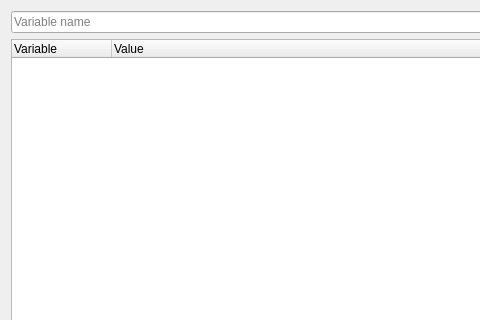
Before: the Qt Designer form src/SeerVarVisualizerWidget.ui in epasveer/seer, drawn with Qt 5; both pictures show x 0 to 480 and y 0 to 320 of the 798 by 683 pixel window.
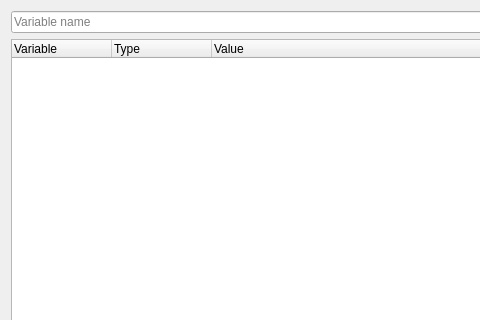
After: the same form once the commit is applied. Icons and pictures are not drawn. Custom widgets are drawn as their Qt base class.

What changed in the file:
```diff
--- a/src/SeerVarVisualizerWidget.ui
+++ b/src/SeerVarVisualizerWidget.ui
@@ -68,6 +68,11 @@
        <string>Variable</string>
       </property>
      </column>
+     <column>
+      <property name="text">
+       <string>Type</string>
+      </property>
+     </column>
      <column>
       <property name="text">
        <string>Value</string>
```
